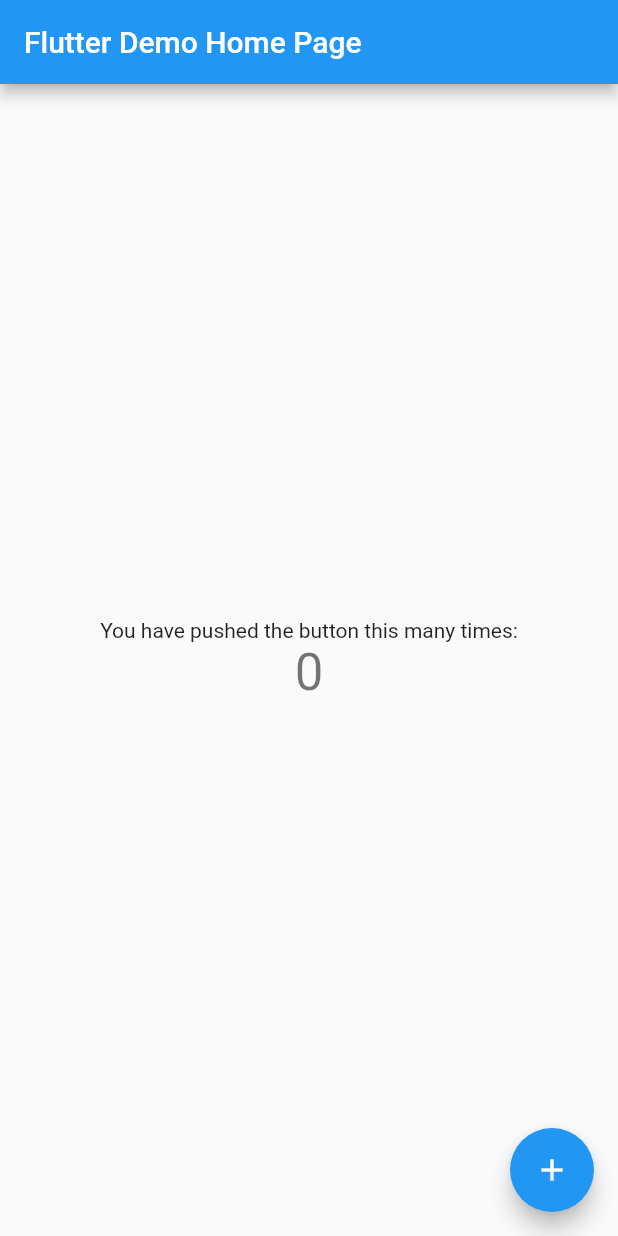
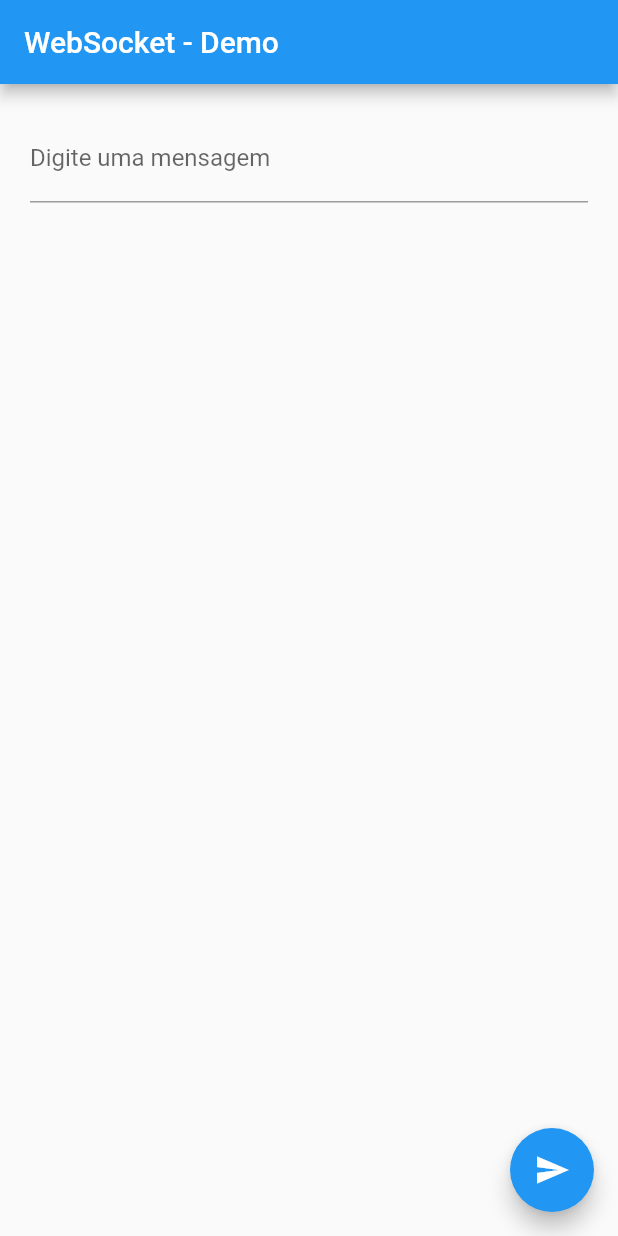
Before and after one commit to chyakuza/flutter_socket, a Flutter app: the screen it shows after launch, on a phone screen of 412 x 824 dp. Run offline on Flutter 3.47's test engine with Material 2 defaults, Android fonts, the phone set to English and light mode, and no system bars; network calls fail.

Commit message:
SocketIO - Flutter

```diff
--- a/lib/main.dart
+++ b/lib/main.dart
@@ -1,111 +1,90 @@
 import 'package:flutter/material.dart';
+import 'package:web_socket_channel/io.dart';
+import 'package:flutter/foundation.dart';
+import 'package:web_socket_channel/web_socket_channel.dart';
 
 void main() => runApp(MyApp());
 
 class MyApp extends StatelessWidget {
-  // This widget is the root of your application.
   @override
   Widget build(BuildContext context) {
+    final title = "WebSocket - Demo";
+
     return MaterialApp(
-      title: 'Flutter Demo',
-      theme: ThemeData(
-        // This is the theme of your application.
-        //
-        // Try running your application with "flutter run". You'll see the
-        // application has a blue toolbar. Then, without quitting the app, try
-        // changing the primarySwatch below to Colors.green and then invoke
-        // "hot reload" (press "r" in the console where you ran "flutter run",
-        // or simply save your changes to "hot reload" in a Flutter IDE).
-        // Notice that the counter didn't reset back to zero; the application
-        // is not restarted.
-        primarySwatch: Colors.blue,
+      title: title,
+      // chamando a tela passando os parametros para o Widget
+      home: MyHomePage(
+        title: title,
+        // Endereco do servidor socket para ficar ouvindo
+        channel: IOWebSocketChannel.connect('ws://echo.websocket.org'),
       ),
-      home: MyHomePage(title: 'Flutter Demo Home Page'),
     );
   }
 }
 
 class MyHomePage extends StatefulWidget {
-  MyHomePage({Key key, this.title}) : super(key: key);
+  final String title;
+  final WebSocketChannel channel;
 
-  // This widget is the home page of your application. It is stateful, meaning
-  // that it has a State object (defined below) that contains fields that affect
-  // how it looks.
-
-  // This class is the configuration for the state. It holds the values (in this
-  // case the title) provided by the parent (in this case the App widget) and
-  // used by the build method of the State. Fields in a Widget subclass are
-  // always marked "final".
-
-  final String title;
+  // Metodo construtor
+  MyHomePage({Key key, @required this.title, @required this.channel})
+      : super(key: key);
 
   @override
   _MyHomePageState createState() => _MyHomePageState();
 }
 
 class _MyHomePageState extends State<MyHomePage> {
-  int _counter = 0;
-
-  void _incrementCounter() {
-    setState(() {
-      // This call to setState tells the Flutter framework that something has
-      // changed in this State, which causes it to rerun the build method below
-      // so that the display can reflect the updated values. If we changed
-      // _counter without calling setState(), then the build method would not be
-      // called again, and so nothing would appear to happen.
-      _counter++;
-    });
-  }
-
+  TextEditingController _controller = TextEditingController();
   @override
   Widget build(BuildContext context) {
-    // This method is rerun every time setState is called, for instance as done
-    // by the _incrementCounter method above.
-    //
-    // The Flutter framework has been optimized to make rerunning build methods
-    // fast, so that you can just rebuild anything that needs updating rather
-    // than having to individually change instances of widgets.
     return Scaffold(
       appBar: AppBar(
-        // Here we take the value from the MyHomePage object that was created by
-        // the App.build method, and use it to set our appbar title.
         title: Text(widget.title),
       ),
-      body: Center(
-        // Center is a layout widget. It takes a single child and positions it
-        // in the middle of the parent.
+      body: Padding(
+        padding: EdgeInsets.all(20),
         child: Column(
-          // Column is also a layout widget. It takes a list of children and
-          // arranges them vertically. By default, it sizes itself to fit its
-          // children horizontally, and tries to be as tall as its parent.
-          //
-          // Invoke "debug painting" (press "p" in the console, choose the
-          // "Toggle Debug Paint" action from the Flutter Inspector in Android
-          // Studio, or the "Toggle Debug Paint" command in Visual Studio Code)
-          // to see the wireframe for each widget.
-          //
-          // Column has various properties to control how it sizes itself and
-          // how it positions its children. Here we use mainAxisAlignment to
-          // center the children vertically; the main axis here is the vertical
-          // axis because Columns are vertical (the cross axis would be
-          // horizontal).
-          mainAxisAlignment: MainAxisAlignment.center,
+          crossAxisAlignment: CrossAxisAlignment.start,
           children: <Widget>[
-            Text(
-              'You have pushed the button this many times:',
+            Form(
+              child: TextFormField(
+                controller: _controller,
+                decoration: InputDecoration(labelText: "Digite uma mensagem"),
+              ),
             ),
-            Text(
-              '$_counter',
-              style: Theme.of(context).textTheme.display1,
-            ),
+            StreamBuilder(
+              stream: widget.channel.stream,
+              builder: (context, snapshot) {
+                return Padding(
+                  padding: EdgeInsets.symmetric(vertical: 24.0),
+                  child: Text(snapshot.hasData ? '${snapshot.data}' : ''),
+                );
+              },
+            )
           ],
         ),
       ),
       floatingActionButton: FloatingActionButton(
-        onPressed: _incrementCounter,
-        tooltip: 'Increment',
-        child: Icon(Icons.add),
-      ), // This trailing comma makes auto-formatting nicer for build methods.
+        onPressed: _sendMessage,
+        tooltip: 'Enviar mensagem',
+        child: Icon(Icons.send),
+      ),
     );
   }
+
+  void _sendMessage() {
+    if(_controller.text.isNotEmpty){
+      widget.channel.sink.add(_controller.text);
+      _controller.text = '';
+
+    }
+
+  }
+
+  @override
+  void dispose(){
+    widget.channel.sink.close();
+    super.dispose();
+  }
 }
--- a/pubspec.yaml
+++ b/pubspec.yaml
@@ -19,6 +19,7 @@ environment:
 dependencies:
   flutter:
     sdk: flutter
+  web_socket_channel: ^1.1.0
 
   # The following adds the Cupertino Icons font to your application.
   # Use with the CupertinoIcons class for iOS style icons.
```
Also changed, not shown: pubspec.lock, 1 other file.
